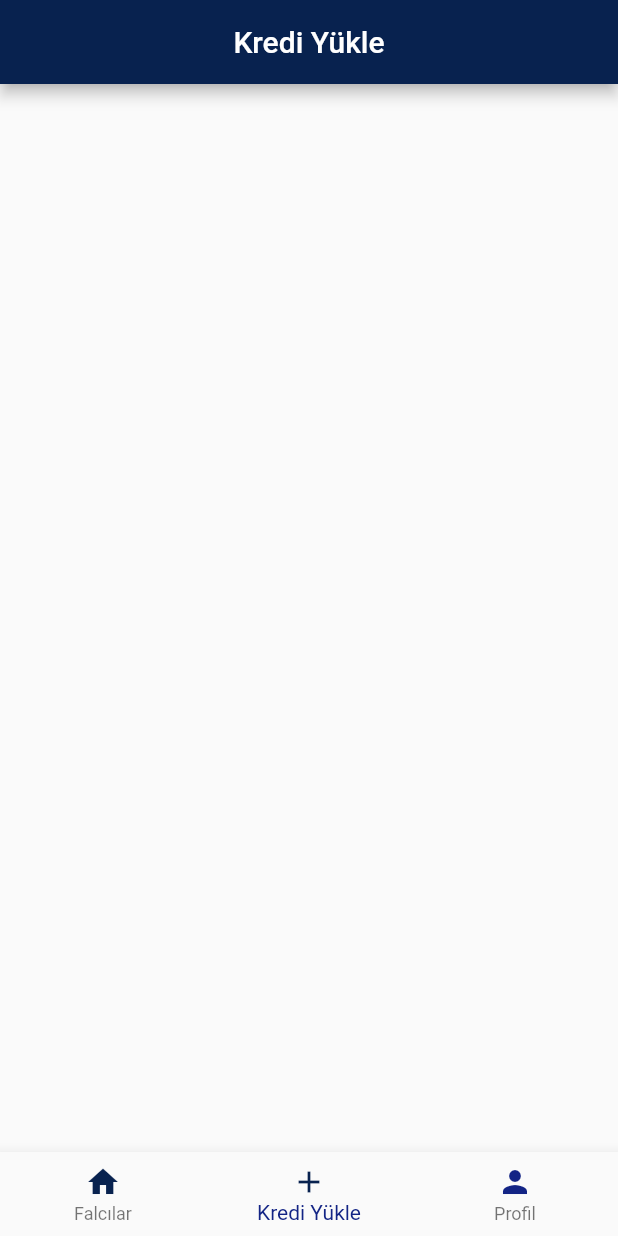
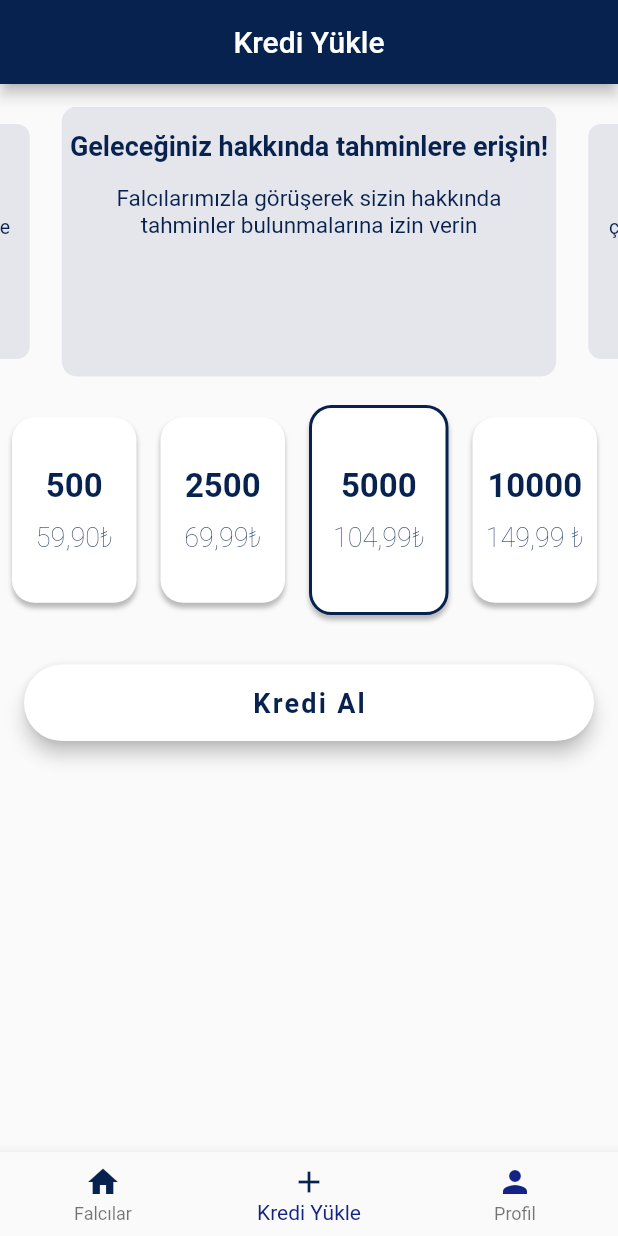
Before and after one commit to tahiruzelli/FalCanli-Mobile, a Flutter app: the UserMainView screen opened directly, item 2 of the bottom bar chosen, on a phone screen of 412 x 824 dp. Run offline on Flutter 3.47's test engine with Material 2 defaults, Android fonts, the light colour scheme and no system bars; drawn by our look-alikes of carousel_slider; our stand-ins replace get, get_storage, permission_handler; missing offline and left inert: agora_rtc_engine; accounts and stored records are empty; network calls fail; Roboto replaces fonts that are missing (OpenSans).

Commit message:
get gredit page ui done

```diff
--- a/lib/Globals/Widgets/custom_appbar.dart
+++ b/lib/Globals/Widgets/custom_appbar.dart
@@ -2,11 +2,15 @@ import 'package:falcanli/Globals/Constans/colors.dart';
 import 'package:flutter/material.dart';
 
 AppBar customAppBar({
-  String title = ""
-}){
+  String title = "",
+  Widget? action,
+}) {
   return AppBar(
     title: Text(title),
     centerTitle: true,
     backgroundColor: mainColor,
+    actions: [
+      action ?? Container(),
+    ],
   );
 }
--- /dev/null
+++ b/lib/View/UserViews/GetCreditView/Widgets/intro_slider.dart
@@ -0,0 +1,79 @@
+import 'package:carousel_slider/carousel_slider.dart';
+import 'package:flutter/material.dart';
+
+import '../../../../Globals/Constans/colors.dart';
+
+class IntroSlider extends StatelessWidget {
+  @override
+  Widget build(BuildContext context) {
+    return SizedBox(
+      height: MediaQuery.of(context).size.height / 4,
+      child: ListView(
+        children: <Widget>[
+          const SizedBox(height: 15.0),
+          CarouselSlider(
+            options: CarouselOptions(
+              height: 180.0,
+              enlargeCenterPage: true,
+              autoPlay: true,
+              aspectRatio: 16 / 9,
+              autoPlayCurve: Curves.fastOutSlowIn,
+              enableInfiniteScroll: true,
+              autoPlayAnimationDuration: const Duration(milliseconds: 800),
+              viewportFraction: 0.8,
+            ),
+            items: [
+              carouselPage(
+                "Geleceğiniz hakkında tahminlere erişin!",
+                "Falcılarımızla görüşerek sizin hakkında tahminler bulunmalarına izin verin",
+              ),
+              carouselPage(
+                "Fal Çeşitleri?",
+                "Farklı fal çeşitlerimiz ile istediğiniz fal çeşidini istediğiniz falcıya baktırarak çeşitlilik hakkına sahip olun!",
+              ),
+              carouselPage(
+                "Sınırsız Görüşme",
+                "Sizi belli bir süreye kısıtlamayarak falcılarımız ne kadar isterse o kadar görüşme hakkına sahipsiniz!",
+              ),
+            ],
+          ),
+        ],
+      ),
+    );
+  }
+
+  Widget carouselPage(String title, String subTitle) {
+    return Container(
+      decoration: BoxDecoration(
+        color: iosGreyColor,
+        borderRadius: BorderRadius.circular(10.0),
+      ),
+      child: Column(
+        crossAxisAlignment: CrossAxisAlignment.center,
+        children: <Widget>[
+          const SizedBox(height: 16),
+          Text(
+            title,
+            style: const TextStyle(
+              color: mainColor,
+              fontWeight: FontWeight.bold,
+              fontSize: 18.0,
+            ),
+            textAlign: TextAlign.center,
+          ),
+          Padding(
+            padding: const EdgeInsets.all(15.0),
+            child: Text(
+              subTitle,
+              style: const TextStyle(
+                color: mainColor,
+                fontSize: 15.0,
+              ),
+              textAlign: TextAlign.center,
+            ),
+          ),
+        ],
+      ),
+    );
+  }
+}
--- /dev/null
+++ b/lib/View/UserViews/GetCreditView/Widgets/payment_card.dart
@@ -0,0 +1,13 @@
+import 'package:flutter/material.dart';
+
+class PaymentCard extends StatelessWidget {
+  @override
+  Widget build(BuildContext context) {
+    return Padding(
+      padding: const EdgeInsets.symmetric(horizontal:8.0,vertical: 4),
+      child: Card(
+        child: ListTile(),
+      ),
+    );
+  }
+}
--- a/lib/View/UserViews/GetCreditView/get_credit_view.dart
+++ b/lib/View/UserViews/GetCreditView/get_credit_view.dart
@@ -1,8 +1,93 @@
+import 'package:falcanli/Globals/Constans/colors.dart';
+import 'package:falcanli/Globals/Widgets/big_button.dart';
+import 'package:falcanli/View/UserViews/GetCreditView/Widgets/intro_slider.dart';
 import 'package:flutter/material.dart';
 
-class GetCreditView extends StatelessWidget {
+class GetCreditView extends StatefulWidget {
+  @override
+  _VipMebershipState createState() => _VipMebershipState();
+}
+
+class _VipMebershipState extends State<GetCreditView> {
+  List<bool> selectedList = [false, false, true, false];
   @override
   Widget build(BuildContext context) {
-    return Scaffold();
+    Size size = MediaQuery.of(context).size;
+    return SafeArea(
+      child: Scaffold(
+        body: ListView(
+          children: [
+            IntroSlider(),
+            Row(
+              children: [
+                membershipType(0, size, ["500", "59,90₺"]),
+                membershipType(1, size, ["2500", "69,99₺"]),
+                membershipType(2, size, ["5000", "104,99₺"]),
+                membershipType(3, size, ["10000", "149,99 ₺"]),
+              ],
+            ),
+            Padding(
+              padding: const EdgeInsets.symmetric(horizontal: 16.0),
+              child: BigButton("Kredi Al", () {}),
+            ),
+          ],
+        ),
+      ),
+    );
+  }
+
+  Widget membershipType(int index, Size size, List texts) {
+    bool isSelected = selectedList[index];
+    return GestureDetector(
+      onTap: () {
+        for (var i = 0; i < 4; i++) {
+          setState(() {
+            index == i ? selectedList[i] = true : selectedList[i] = false;
+          });
+        }
+      },
+      child: Padding(
+        padding: const EdgeInsets.symmetric(horizontal: 8.0, vertical: 8.0),
+        child: Container(
+          height: isSelected ? size.height * 0.17 : size.height * 0.15,
+          width: isSelected ? size.width * 0.25 - 10 : size.width * 0.25 - 20,
+          decoration: BoxDecoration(
+            color: Colors.white,
+            border: isSelected ? Border.all(color: mainColor, width: 2) : null,
+            borderRadius: BorderRadius.circular(15),
+            boxShadow: const [
+              BoxShadow(
+                  color: Colors.black26, blurRadius: 2, offset: Offset(0, 3)),
+            ],
+          ),
+          child: Center(
+            child: Column(
+              mainAxisAlignment: MainAxisAlignment.center,
+              children: [
+                Text(
+                  texts[0],
+                  textAlign: TextAlign.center,
+                  style: const TextStyle(
+                    color: mainColor,
+                    fontSize: 22,
+                    fontWeight: FontWeight.bold,
+                  ),
+                ),
+                const SizedBox(height: 10),
+                Text(
+                  texts[1],
+                  textAlign: TextAlign.center,
+                  style: const TextStyle(
+                    color: mainColor,
+                    fontSize: 18,
+                    fontWeight: FontWeight.w200,
+                  ),
+                )
+              ],
+            ),
+          ),
+        ),
+      ),
+    );
   }
 }
--- a/lib/View/UserViews/MainView/user_main_view.dart
+++ b/lib/View/UserViews/MainView/user_main_view.dart
@@ -17,7 +17,15 @@ class UserMainView extends StatelessWidget {
   Widget build(BuildContext context) {
     return Obx(
       () => Scaffold(
-        appBar: customAppBar(title: userMainController.getAppBarTitle()),
+        appBar: customAppBar(
+          title: userMainController.getAppBarTitle(),
+          action: userMainController.currentPageIndex.value == 2
+              ? IconButton(
+                  onPressed: () {},
+                  icon: const Icon(Icons.settings),
+                )
+              : null,
+        ),
         body: userMainController.getBodyPages,
         bottomNavigationBar: BottomNavigationBar(
           onTap: (int index) => userMainController.changePage(index),
--- a/lib/View/UserViews/ProfileView/user_profile_view.dart
+++ b/lib/View/UserViews/ProfileView/user_profile_view.dart
@@ -1,8 +1,33 @@
+import 'package:falcanli/Globals/Widgets/detail_line.dart';
+import 'package:falcanli/Globals/Widgets/gradiend_container.dart';
 import 'package:flutter/material.dart';
 
 class UserProfileView extends StatelessWidget {
   @override
   Widget build(BuildContext context) {
-    return Scaffold();
+    return Scaffold(
+      body: Stack(
+        children: [
+          GradiendContainer(),
+          ListView(
+            children: [
+              const SizedBox(height: 30),
+              const CircleAvatar(
+                minRadius: 50,
+                maxRadius: 100,
+                backgroundImage: NetworkImage(
+                  "https://www.neoldu.com/d/other/ruyada-insan-gormek-001.jpg",
+                ),
+              ),
+              const SizedBox(height: 30),
+              DetailLine("Adi", "Tahir Uzelli"),
+              DetailLine("Dogum Tarihi", "07.12.1999"),
+              DetailLine("Burç", "Yay"),
+              DetailLine("Kredi Miktarı", "2567"),
+            ],
+          ),
+        ],
+      ),
+    );
   }
 }
--- a/pubspec.yaml
+++ b/pubspec.yaml
@@ -42,6 +42,7 @@ dependencies:
   intl: ^0.17.0
   agora_rtc_engine: ^5.2.0
   permission_handler: ^10.0.0
+  carousel_slider: ^4.1.1
 
 dev_dependencies:
   flutter_test:
```
